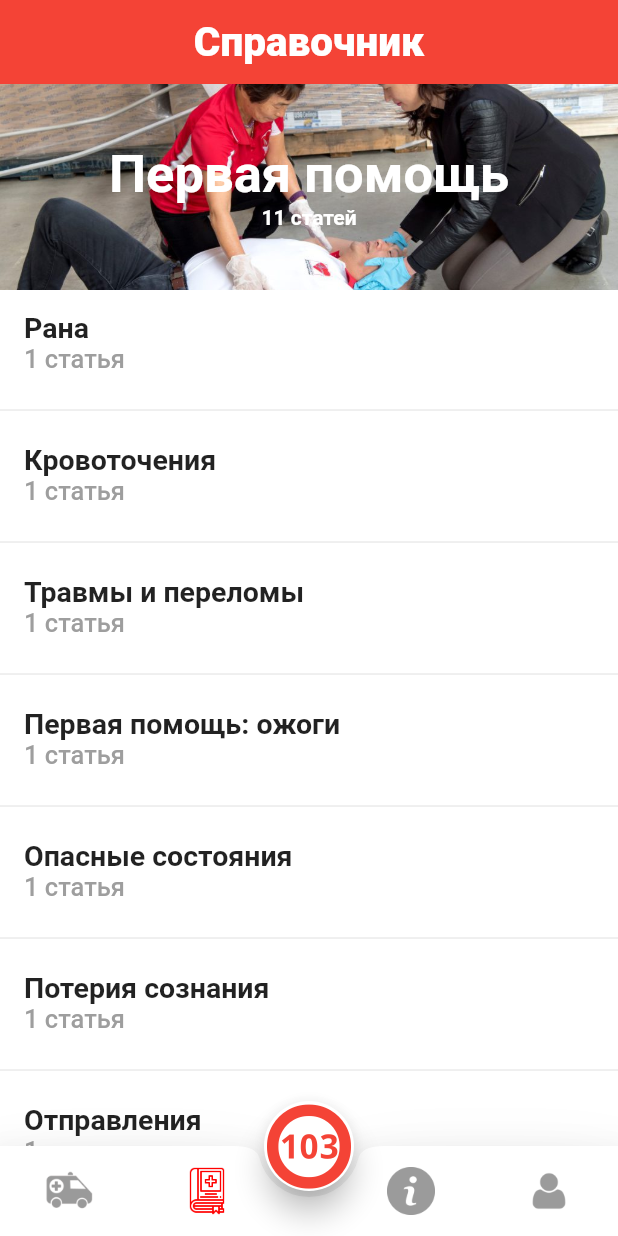
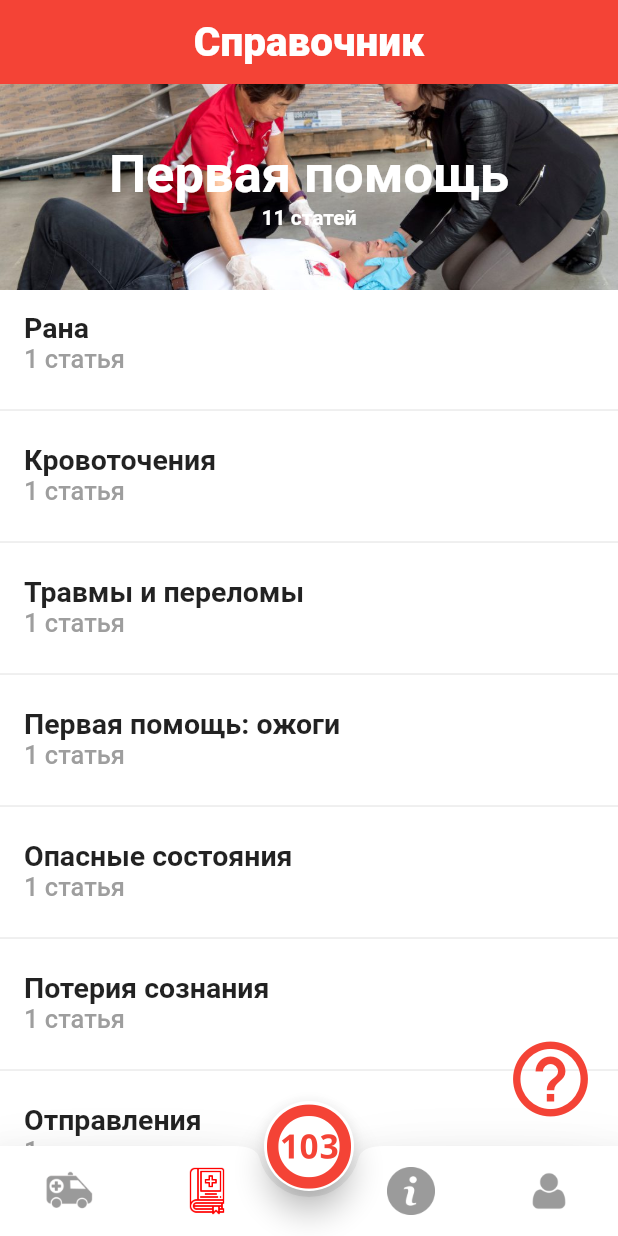
Before and after one commit to Sanjarbek17/health_care, a Flutter app: the CatalogScreen screen opened by its route, on a phone screen of 412 x 824 dp. Run offline on Flutter 3.47's test engine with Material 2 defaults, Android fonts, the phone set to English and light mode, and no system bars; drawn by our look-alikes of flutter_speed_dial; our stand-ins replace dropdown_button2, firebase_core, firebase_messaging, flutter_map, geolocator, go_router and 3 more; missing offline and left inert: chat_gpt_sdk, flutter_map_location_marker, image_picker_android, image_picker_platform_interface, jumping_dot; accounts and stored records are empty; statements that could not run were skipped.

Commit message:
button added

```diff
--- a/lib/screens/catalog/catalog_screen.dart
+++ b/lib/screens/catalog/catalog_screen.dart
@@ -7,6 +7,7 @@ import 'package:provider/provider.dart';
 
 import '../../widgets/functions.dart';
 import '../../widgets/widgets.dart';
+import '../chatgpt_screen.dart';
 import '/providers/main_provider.dart';
 import '/screens/catalog/articles.dart';
 import '/screens/catalog/constant_infos.dart';
@@ -41,7 +42,9 @@ class CatalogScreen extends StatelessWidget {
             style: appBarStyle,
           ),
         ),
-        body: ListView(
+        body: Stack(
+          children: [
+            ListView(
               children: [
                 Container(
                   height: MediaQuery.of(context).size.height / 6,
@@ -91,6 +94,17 @@ class CatalogScreen extends StatelessWidget {
                 ),
               ],
             ),
+            Positioned(
+                bottom: 35,
+                right: 35,
+                child: IconButton(
+                  onPressed: () {
+                    Navigator.of(context).push(MaterialPageRoute(builder: (context) => const Chat()));
+                  },
+                  icon: const Icon(Icons.help_outline, color: Colors.red, size: 60),
+                )),
+          ],
+        ),
         bottomNavigationBar: const BottomBar(first: ambulance, second: spravochnikActive, third: info, fourth: profile),
         floatingActionButton: WidgetSpeedDial(
           language: language,
--- a/lib/screens/chatgpt_screen.dart
+++ b/lib/screens/chatgpt_screen.dart
@@ -45,7 +45,7 @@ class _ChatState extends State<Chat> {
       debugShowCheckedModeBanner: false,
       home: Scaffold(
         appBar: AppBar(
-          leading: const BackButton(),
+          leading: BackButton(onPressed: () => Navigator.pop(context)),
           backgroundColor: Colors.red,
           title: const Text('Assistant'),
           actions: const [
```
Also changed, not shown: lib/main.dart (+3 -4 lines), lib/screens/info/info_screen.dart (+16 -5 lines). Lines whose indentation alone changed are shown as unchanged.
